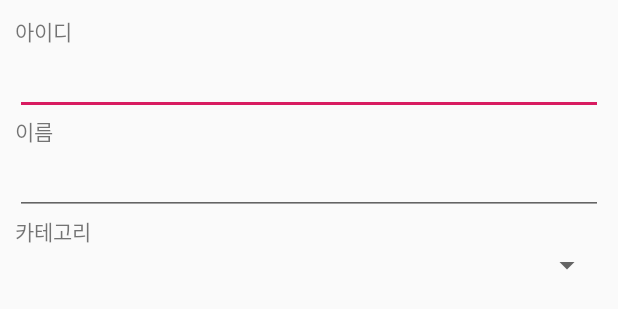
After one commit to kiback2da/20191120_02_UserListPractice, an Android app: the layout activity_user_detail_activity.xml on its own in the app's theme, with its tools: preview values and no code run, on a phone screen of 412 x 824 dp. The commit adds this screen. Shown: the top 309 px of the screen. Run offline under Robolectric (Android 15) with nearby library versions, the phone set to English and light mode, and no system bars.

Commit message:
User Detail 화면에서 카테고리 목록 호출 리스트뷰 누르면 해당 화면으로 이동

```diff
--- a/app/src/main/java/com/tjoeun/a20191120_02_userlistpractice/data/CategoryData.kt
+++ b/app/src/main/java/com/tjoeun/a20191120_02_userlistpractice/data/CategoryData.kt
@@ -1,8 +1,9 @@
 package com.tjoeun.a20191120_02_userlistpractice.data
 
 import org.json.JSONObject
+import java.io.Serializable
 
-class CategoryData() {
+class CategoryData() : Serializable{
     var id = 0
     var title = ""
     var color = ""
--- a/app/src/main/java/com/tjoeun/a20191120_02_userlistpractice/data/UserData.kt
+++ b/app/src/main/java/com/tjoeun/a20191120_02_userlistpractice/data/UserData.kt
@@ -1,8 +1,9 @@
 package com.tjoeun.a20191120_02_userlistpractice.data
 
 import org.json.JSONObject
+import java.io.Serializable
 
-class UserData() {
+class UserData() : Serializable{
 
     var loginId = ""
     var name = ""
--- /dev/null
+++ b/app/src/main/res/layout/activity_user_detail_activity.xml
@@ -0,0 +1,46 @@
+<?xml version="1.0" encoding="utf-8"?>
+<LinearLayout xmlns:android="http://schemas.android.com/apk/res/android"
+    xmlns:app="http://schemas.android.com/apk/res-auto"
+    xmlns:tools="http://schemas.android.com/tools"
+    android:layout_width="match_parent"
+    android:layout_height="match_parent"
+    android:orientation="vertical"
+    android:padding="10dp"
+    tools:context=".UserDetailActivity">
+
+    <TextView
+        android:layout_width="wrap_content"
+        android:layout_height="wrap_content"
+        android:text="아이디"/>
+
+    <EditText
+        android:id="@+id/userDetailEdtId"
+        android:layout_width="match_parent"
+        android:layout_height="wrap_content"
+        android:inputType="textEmailAddress"/>
+
+    <TextView
+        android:layout_width="wrap_content"
+        android:layout_height="wrap_content"
+        android:text="이름"/>
+
+    <EditText
+        android:id="@+id/userDetailEdtName"
+        android:layout_width="match_parent"
+        android:layout_height="wrap_content"
+        android:singleLine="true"/>
+
+    <TextView
+        android:layout_width="wrap_content"
+        android:layout_height="wrap_content"
+        android:text="카테고리"/>
+
+    <Spinner
+        android:id="@+id/userDetailSpinnerCategory"
+        android:layout_width="match_parent"
+        android:layout_height="wrap_content"/>
+
+
+
+
+</LinearLayout>
```
Also changed, not shown: app/src/main/AndroidManifest.xml (+4 -3 lines), app/src/main/java/com/tjoeun/a20191120_02_userlistpractice/MainActivity.kt (+9 -0 lines), app/src/main/java/com/tjoeun/a20191120_02_userlistpractice/UserDetailActivity.kt (added, +43 -0 lines), app/src/main/java/com/tjoeun/a20191120_02_userlistpractice/utils/ConnectServer.kt (+21 -0 lines).
